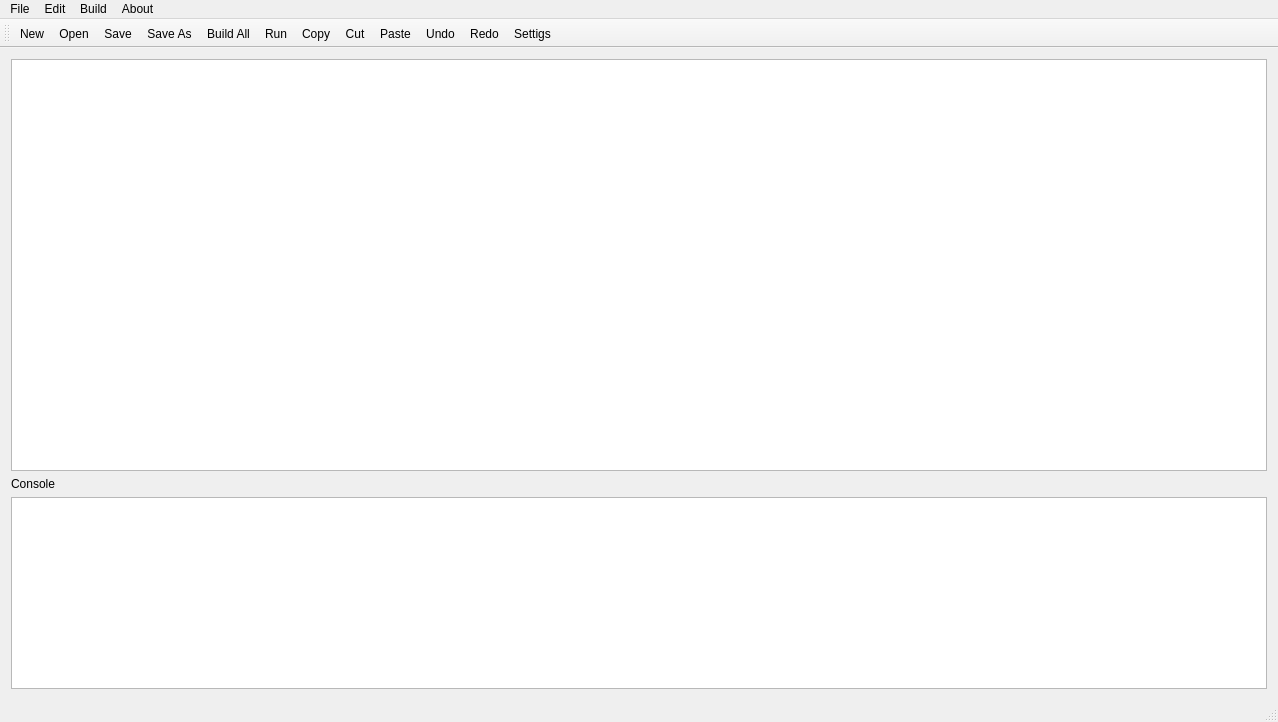
Nickotronz7/TableLed, file TableLed-IDE/mainwindow.ui: the form before one commit.
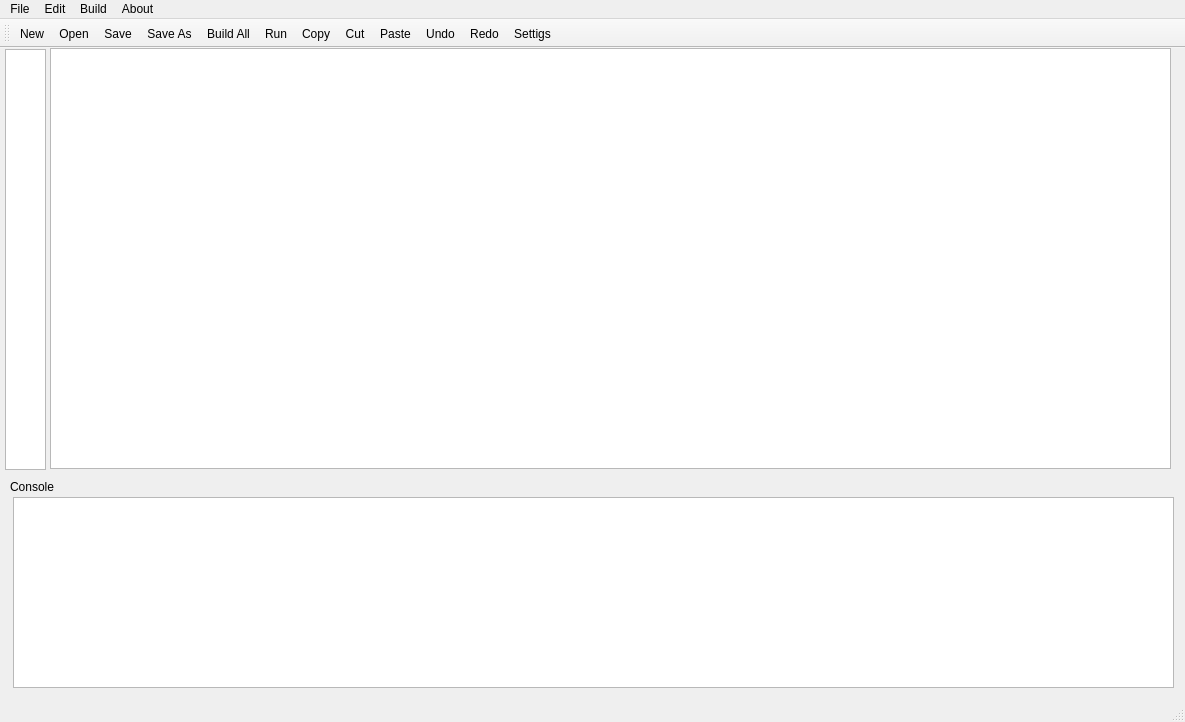
The form after the commit. Icons and pictures are not drawn.

```diff
--- a/TableLed-IDE/mainwindow.ui
+++ b/TableLed-IDE/mainwindow.ui
@@ -6,43 +6,73 @@
    <rect>
     <x>0</x>
     <y>0</y>
-    <width>1278</width>
+    <width>1185</width>
     <height>722</height>
    </rect>
   </property>
+  <property name="sizePolicy">
+   <sizepolicy hsizetype="Expanding" vsizetype="Expanding">
+    <horstretch>0</horstretch>
+    <verstretch>0</verstretch>
+   </sizepolicy>
+  </property>
   <property name="windowTitle">
    <string>MainWindow</string>
   </property>
   <widget class="QWidget" name="centralWidget">
-   <layout class="QVBoxLayout" name="verticalLayout">
-    <item>
-     <widget class="QTextEdit" name="textEdit"/>
-    </item>
-    <item>
-     <widget class="QLabel" name="label">
-      <property name="text">
-       <string>Console</string>
-      </property>
-     </widget>
-    </item>
-    <item>
-     <widget class="QTextEdit" name="textEdit_2">
-      <property name="sizePolicy">
-       <sizepolicy hsizetype="Expanding" vsizetype="Fixed">
-        <horstretch>0</horstretch>
-        <verstretch>0</verstretch>
-       </sizepolicy>
-      </property>
-     </widget>
-    </item>
-   </layout>
+   <widget class="QTextEdit" name="textEdit">
+    <property name="geometry">
+     <rect>
+      <x>50</x>
+      <y>0</y>
+      <width>1121</width>
+      <height>421</height>
+     </rect>
+    </property>
+   </widget>
+   <widget class="QLabel" name="label">
+    <property name="geometry">
+     <rect>
+      <x>10</x>
+      <y>430</y>
+      <width>55</width>
+      <height>17</height>
+     </rect>
+    </property>
+    <property name="text">
+     <string>Console</string>
+    </property>
+   </widget>
+   <widget class="QPlainTextEdit" name="plainTextEdit">
+    <property name="geometry">
+     <rect>
+      <x>13</x>
+      <y>449</y>
+      <width>1161</width>
+      <height>191</height>
+     </rect>
+    </property>
+    <property name="textInteractionFlags">
+     <set>Qt::TextSelectableByKeyboard|Qt::TextSelectableByMouse</set>
+    </property>
+   </widget>
+   <widget class="QTextBrowser" name="textBrowser">
+    <property name="geometry">
+     <rect>
+      <x>5</x>
+      <y>1</y>
+      <width>41</width>
+      <height>421</height>
+     </rect>
+    </property>
+   </widget>
   </widget>
   <widget class="QMenuBar" name="menuBar">
    <property name="geometry">
     <rect>
      <x>0</x>
      <y>0</y>
-     <width>1278</width>
+     <width>1185</width>
      <height>22</height>
     </rect>
    </property>
```
